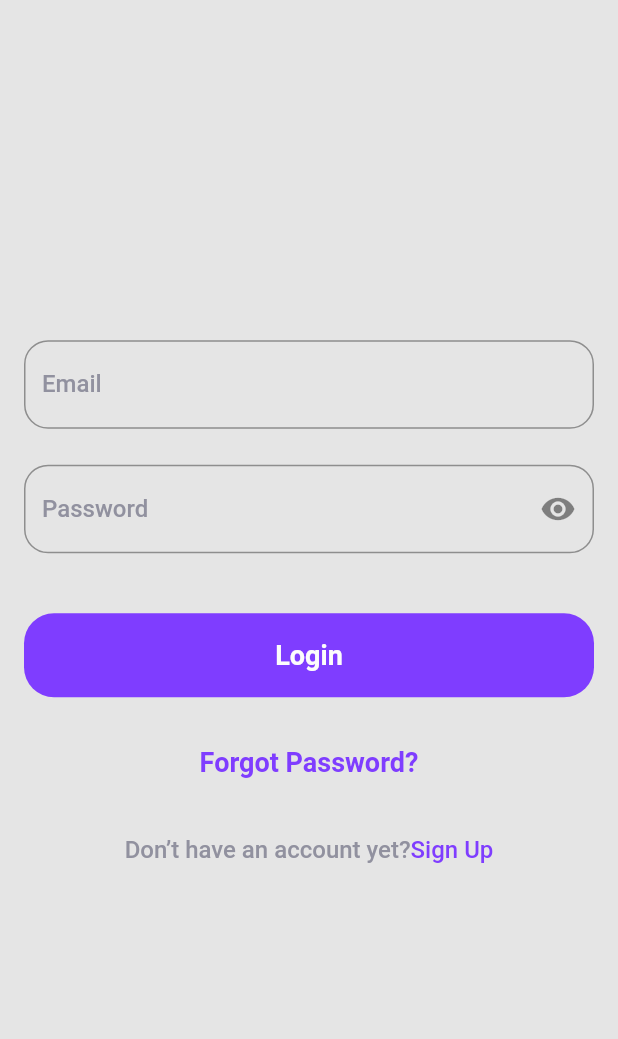
After one commit to Tofazzal-2443/Flutter_Design, a Flutter app: the screen it shows after launch, on a phone screen of 412 x 824 dp, the part 58-1097 px from its top. The commit adds this screen. Run offline on Flutter 3.47's test engine with Material 2 defaults, Android fonts, the light colour scheme and no system bars; our stand-ins replace smooth_page_indicator.

Commit message:
sign in page

```diff
--- a/montra_expense_tracker/lib/main.dart
+++ b/montra_expense_tracker/lib/main.dart
@@ -1,6 +1,8 @@
 import 'package:flutter/material.dart';
 import 'package:montra_expense_tracker/screens/onboarding_pages/on_board_home.dart';
+import 'package:montra_expense_tracker/screens/sign_in_page.dart';
 import 'package:montra_expense_tracker/screens/sign_up_screen/sign_up.dart';
+import 'package:montra_expense_tracker/screens/sign_up_screen/sign_up_verification.dart';
 
 
 late Size mq;
@@ -22,7 +24,7 @@ class MyApp extends StatelessWidget {
 
         primarySwatch: Colors.blue,
       ),
-      home: SignUp(),
+      home: SignInPage(),
       //initialRoute: LaunchScreen.routeName,
       //routes: {
       //  LaunchScreen.routeName: (_) => const LaunchScreen(),
--- a/montra_expense_tracker/lib/screens/custom_style.dart
+++ b/montra_expense_tracker/lib/screens/custom_style.dart
@@ -1,4 +1,6 @@
 import 'package:flutter/material.dart';
+
+
 
 
 const style36 = TextStyle(
--- /dev/null
+++ b/montra_expense_tracker/lib/screens/sign_in_page.dart
@@ -0,0 +1,97 @@
+import 'package:flutter/material.dart';
+import 'package:montra_expense_tracker/widgets/custom_button.dart';
+
+import 'custom_style.dart';
+
+class SignInPage extends StatelessWidget {
+  SignInPage({Key? key}) : super(key: key);
+
+  TextEditingController emailController = TextEditingController();
+  TextEditingController passwordController = TextEditingController();
+
+  @override
+  Widget build(BuildContext context) {
+    return Scaffold(
+      backgroundColor: backgroundWClr,
+      appBar: AppBar(
+        title: const Text(
+          "Sign Up",
+          style: style18,
+        ),
+        centerTitle: true,
+        backgroundColor: Colors.transparent,
+        elevation: 0,
+      ),
+      body: Padding(
+        padding: const EdgeInsets.all(16),
+        child: Column(
+          mainAxisAlignment: MainAxisAlignment.center,
+          children: [
+            TextField(
+              controller: emailController,
+              obscureText: true,
+              decoration: InputDecoration(
+                border: OutlineInputBorder(
+                  borderRadius: BorderRadius.circular(16),
+                ),
+                labelText: 'Email',
+                labelStyle: style16,
+              ),
+            ),
+            const SizedBox(
+              height: 24,
+            ),
+            TextField(
+              controller: passwordController,
+              obscureText: true,
+              decoration: InputDecoration(
+                border: OutlineInputBorder(
+                  borderRadius: BorderRadius.circular(16),
+                ),
+                labelText: 'Password',
+                labelStyle: style16,
+                suffixIcon: const Icon(Icons.visibility),
+              ),
+            ),
+            const SizedBox(
+              height: 40,
+            ),
+            CustomButton(
+              buttonText: "Login",
+              onTap: () {},
+            ),
+            const Padding(
+              padding: EdgeInsets.only(top: 33, bottom: 38),
+              child: Text(
+                "Forgot Password?",
+                style: TextStyle(
+                  fontSize: 18,
+                  color: backgroundClr,
+                  fontWeight: FontWeight.w600,
+                ),
+              ),
+            ),
+            RichText(
+              text: const TextSpan(
+                children: [
+                  TextSpan(
+                    text: "Don’t have an account yet?",
+                    style: style16,
+                  ),
+                  TextSpan(
+                    text: "Sign Up",
+                    style: TextStyle(
+                      fontSize: 16,
+                      color: backgroundClr,
+                      fontWeight: FontWeight.w500,
+                    ),
+                  ),
+                ],
+              ),
+            ),
+          ],
+        ),
+      ),
+    );
+  }
+}
```
